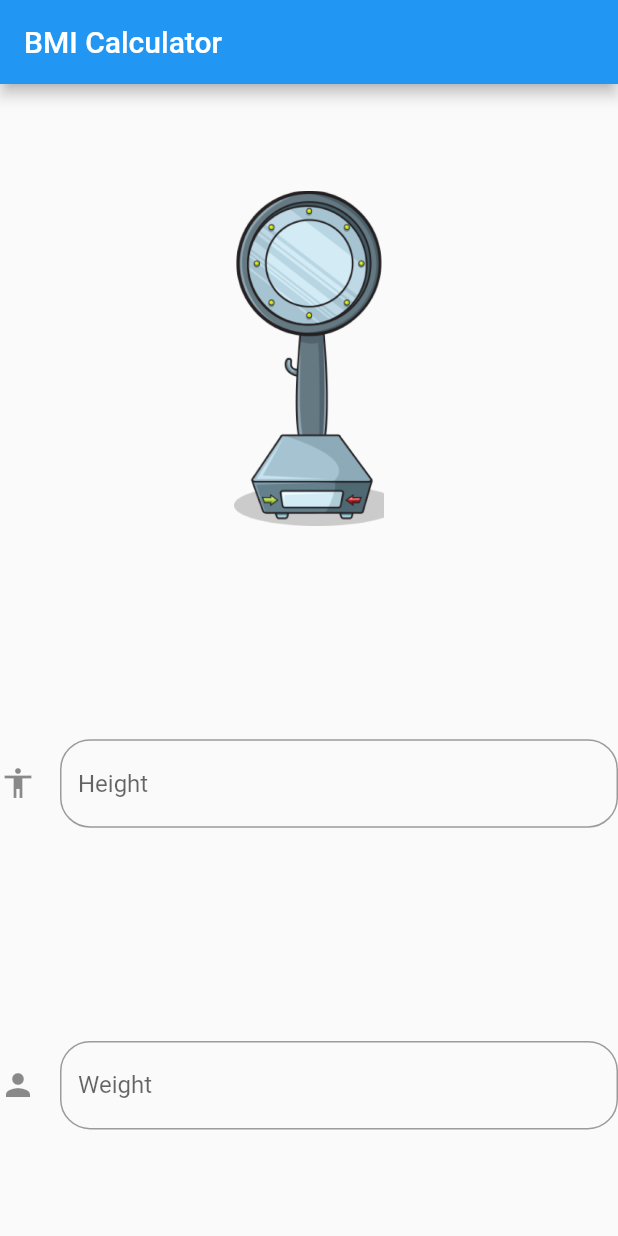
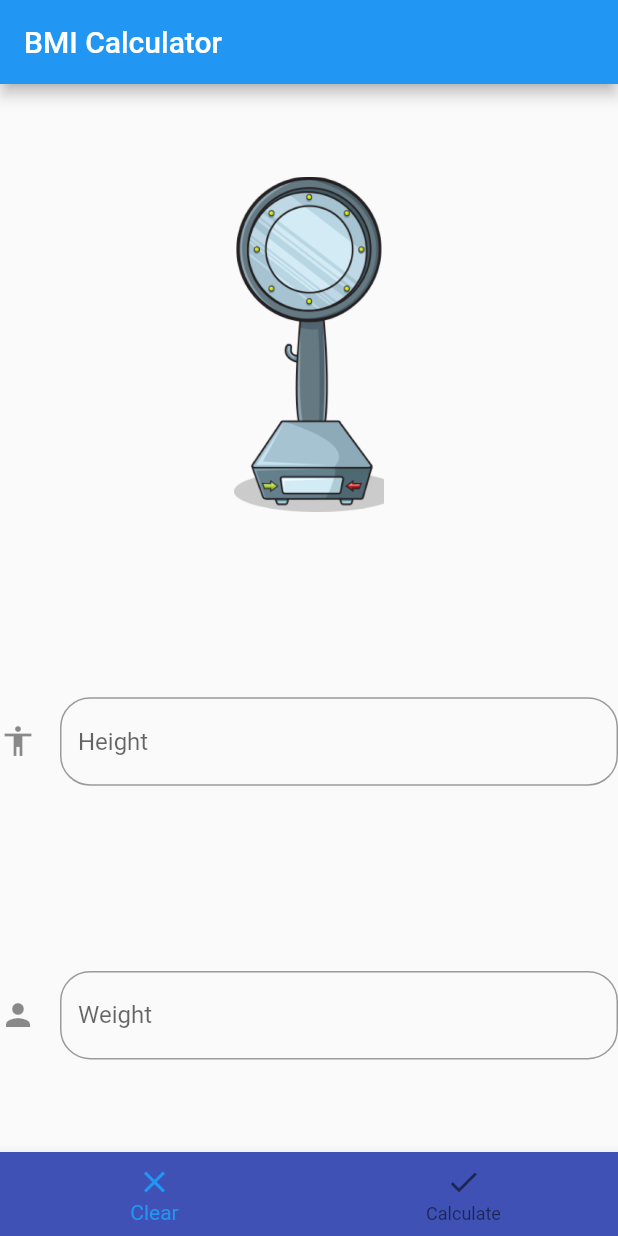
Before and after one commit to alm9/body_mass_index_calc, a Flutter app: the screen it shows after launch, on a phone screen of 412 x 824 dp. Run offline on Flutter 3.47's test engine with Material 2 defaults, Android fonts, the phone set to English and light mode, and no system bars.

```diff
--- a/lib/bmi.dart
+++ b/lib/bmi.dart
@@ -42,6 +42,21 @@ class _BmiState extends State<Bmi> {
           )
         ],
       ),
+      bottomNavigationBar: BottomNavigationBar(
+        backgroundColor: Colors.indigo,
+        items: [
+          //clear
+          BottomNavigationBarItem(
+            icon: Icon(Icons.clear),
+            title: Text('Clear', style: TextStyle(color: Colors.white, fontSize: 25))
+          ),
+          //calculate bmi
+          BottomNavigationBarItem(
+            icon: Icon(Icons.check),
+              title: Text('Calculate', style: TextStyle(color: Colors.white, fontSize: 25),)
+          )
+        ],
+      ),
     );
   }
 }
```
